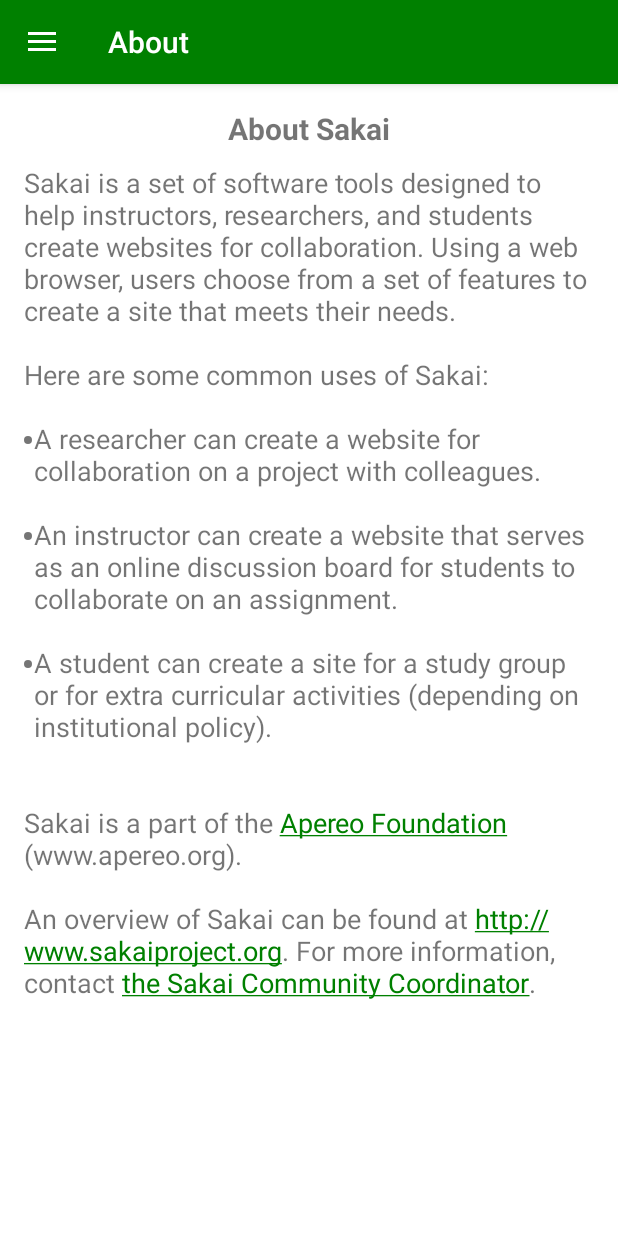
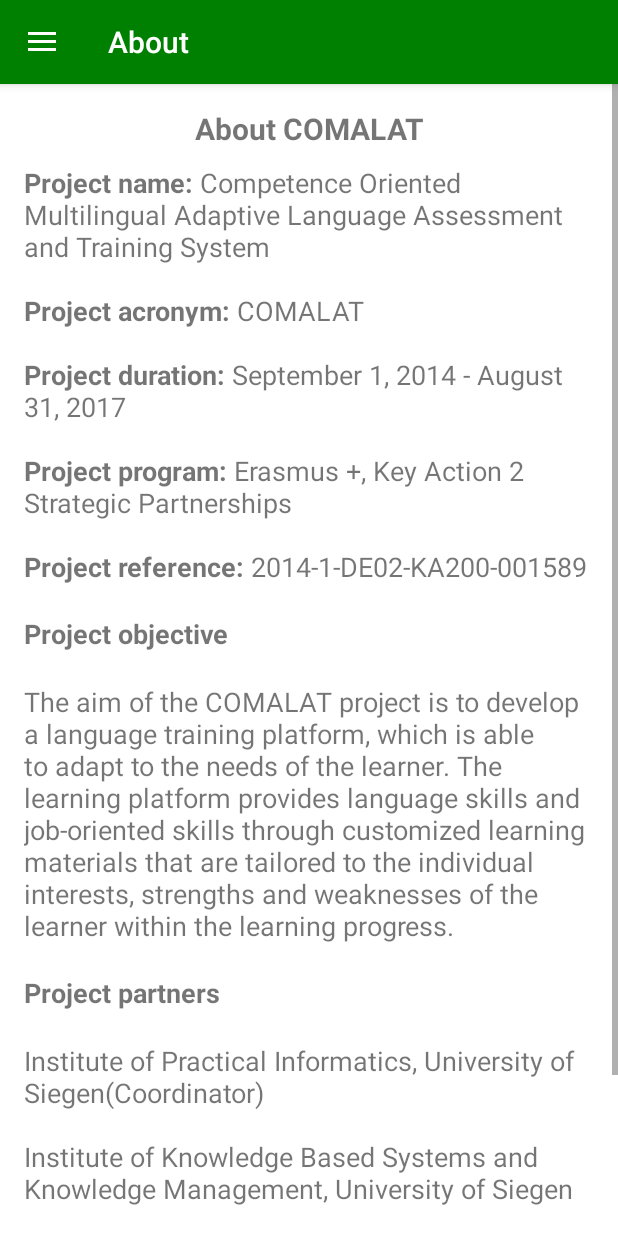
Before and after one commit to Zenkert/comalat-android-app, an Android app: the screen it shows after launch (MainActivity), in the side drawer, after a tap on "About", on a phone screen of 412 x 824 dp. Run offline under Robolectric (Android 15) with nearby library versions, the phone set to English and light mode, and no system bars; our stand-ins replace Volley; network calls fail.

Commit message:
Changed the outside menu by removing the reset password. Removed the search functionality inside the user's dashboard. Also some minor changes on text based on the comments from Dr Kakarotzas in the Fuctional Test Document.

```diff
--- a/app/src/main/java/org/sakaiproject/sakai/MainActivity.java
+++ b/app/src/main/java/org/sakaiproject/sakai/MainActivity.java
@@ -127,8 +127,6 @@
                 SignupFragment signupFragment = new SignupFragment();
                 ActionsHelper.selectFragment(signupFragment, R.id.content_frame, this);
                 break;
-            case R.id.reset_password:
-                break;
         }
 
         DrawerLayout drawer = (DrawerLayout) findViewById(R.id.drawer_layout);
--- a/app/src/main/res/menu/activity_main_drawer.xml
+++ b/app/src/main/res/menu/activity_main_drawer.xml
@@ -32,10 +32,6 @@
             android:id="@+id/new_user"
             android:icon="@drawable/ic_menu_new_user"
             android:title="@string/new_account" />
-        <item
-            android:id="@+id/reset_password"
-            android:icon="@drawable/ic_menu_reset_password"
-            android:title="@string/reset_password" />
     </group>
 
     <item android:title="@string/other">
--- a/app/src/main/res/menu/activity_user_drawer.xml
+++ b/app/src/main/res/menu/activity_user_drawer.xml
@@ -8,7 +8,6 @@
             <group
                 android:id="@+id/main_group"
                 android:checkableBehavior="single">
-
             </group>
         </menu>
     </item>
--- a/app/src/main/res/menu/user.xml
+++ b/app/src/main/res/menu/user.xml
@@ -8,12 +8,6 @@
         app:showAsAction="always" />
 
     <item
-        android:id="@+id/action_search"
-        android:icon="@mipmap/ic_search_white"
-        android:title="@string/action_search"
-        app:showAsAction="always" />
-
-    <item
         android:id="@+id/action_open_right_drawer"
         android:icon="@mipmap/ic_sites_drawer"
         android:title="@string/action_open_right_drawer"
--- a/app/src/main/res/values/colors.xml
+++ b/app/src/main/res/values/colors.xml
@@ -11,6 +11,7 @@
     <color name="red">#EA4335</color>
     <color name="blue">#4285F4</color>
     <color name="orange">#FBBC05</color>
+    <color name="yellow">#ffff00</color>
 
     <!-- other -->
     <color name="error">#C61E21</color>
--- a/app/src/main/res/values/strings.xml
+++ b/app/src/main/res/values/strings.xml
@@ -24,27 +24,30 @@
 
     <!-- Welcome -->
     <string name="welcome_title">Welcome!</string>
-    <string name="welcome_to_sakai">Welcome to Sakai</string>
     <string name="welcome_message">
-        <![CDATA[Welcome to the Sakai Demo. The Demo configuration was created as a way to let you get an instance of Sakai up and running quickly and easily.
-        For more information about installing a Sakai solution appropriate for production needs please read the readme files, and visit the Sakai website at
-        <a href="http://www.sakaiproject.org">sakaiproject.org</a>, and the Sakai Developer\'s site at <a href="http://collab.sakaiproject.org">collab.sakaiproject.org</a>.]]>
+        <![CDATA[The COMALAT System is a flexible, web-based platform and application for mobile devices for teaching and learning language skills. The system offers German, English and Spanish learning materials to all EU citizens as Open Educational Resource (OER). COMALAT provides adaptability, i.e. it adapts to the needs and interests of users. The strengths and weaknesses, as well as the learning objectives of each user are taken into account during the learning process.]]>
     </string>
 
     <!-- About -->
-    <string name="about_sakai_title">About Sakai</string>
+    <string name="about_sakai_title">About COMALAT</string>
     <string name="about_sakai_message">
-        <![CDATA[Sakai is a set of software tools designed to help instructors, researchers, and students create websites for collaboration. Using a web browser, users
-        choose from a set of features to create a site that meets their needs.<br /><br />Here are some common uses of Sakai:<br /><ul><li>A researcher can create a website for
-        collaboration on a project with colleagues.</li><li>An instructor can create a website that serves as an online discussion board for students to collaborate on an
-        assignment.</li><li>A student can create a site for a study group or for extra curricular activities (depending on institutional policy).</li></ul><br />Sakai is a
-        part of the <a href="http://www.apereo.org">Apereo Foundation</a> (www.apereo.org).<br /><br />An overview of Sakai can be found at
-        <a href="http://www.sakaiproject.org">http://www.sakaiproject.org</a>. For more information, contact <a href="mailto:sakaicoordinator@apereo.org">the
-        Sakai Community Coordinator</a>.]]>
+        <![CDATA[<p><b>Project name: </b>Competence Oriented Multilingual Adaptive Language Assessment and Training System </p>
+<p><b>Project acronym: </b>COMALAT</p>
+<p><b>Project duration: </b>September 1, 2014 - August 31, 2017</p>
+<p><b>Project program: </b>Erasmus +, Key Action 2 Strategic Partnerships</p>
+<p><b>Project reference: </b>2014-1-DE02-KA200-001589</p>
+<p><b>Project objective</b></p>
+<p>The aim of the COMALAT project is to develop a language training platform, which is able to adapt to the needs of the learner. The learning platform provides language skills and job-oriented skills through customized learning materials that are tailored to the individual interests, strengths and weaknesses of the learner within the learning progress.</p>
+<p><b>Project partners</b></p>
+<p>Institute of Practical Informatics, University of Siegen(Coordinator)</p>
+<p>Institute of Knowledge Based Systems and Knowledge Management, University of Siegen</p>
+<p>Aristotle University of Thessaloniki (AUTH)</p>
+<p>Language Centre, University of Alicante</p>]]>
     </string>
 
     <!-- Features -->
     <string name="features_title">Capabilities</string>
+    <string name="features_comalat">COMALAT is based on the open source Sakai learning management system.</string>
     <string name="features_capabilities">Sakai offers a variety of capabilities for use in course and project sites, including:</string>
     <string name="home_capabilities">View recent announcements, discussions, and chat activity</string>
     <string name="announcements_capabilities">Post current, time-critical information</string>
```
Also changed, not shown: app/src/main/res/layout/fragment_features.xml (+12 -1 lines), app/src/main/res/layout/fragment_training.xml (+12 -0 lines), app/src/main/res/layout/fragment_welcome.xml (+1 -10 lines).
